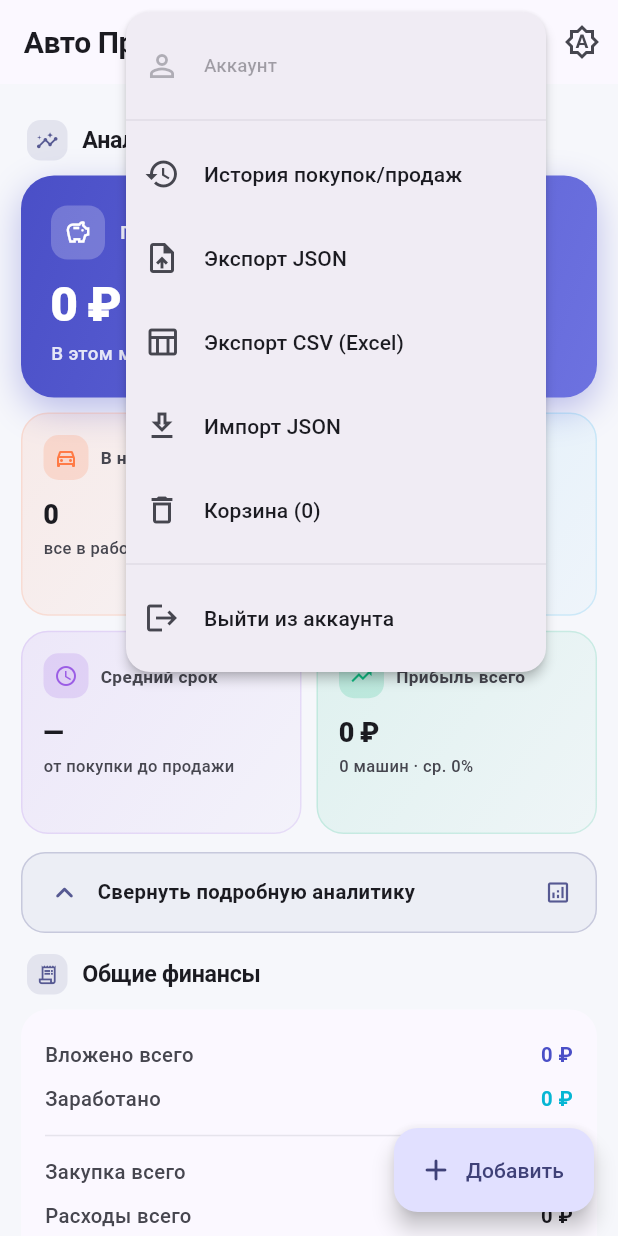
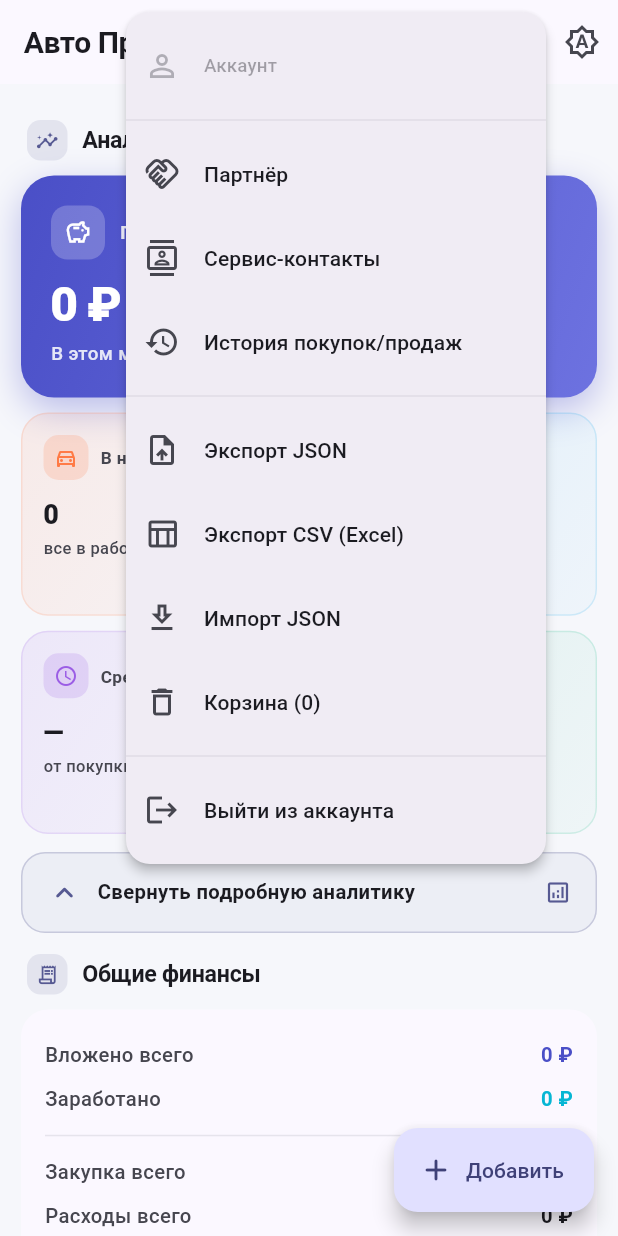
Before and after one commit to opex7474rus-gif/auto-profit, a Flutter app: the screen it shows once a user with an empty profile is signed in, after a tap on "Развернуть подробную аналитику", after a tap on the "more vert" icon, on a phone screen of 412 x 824 dp. Run offline on Flutter 3.47's test engine with Material 3 defaults, Android fonts, the phone set to English and light mode, and no system bars; our stand-ins replace file_picker, image_picker, open_filex, share_plus, shared_preferences, supabase_flutter; accounts and stored records are empty.

Commit message:
Update home_screen.dart

```diff
--- a/lib/home_screen.dart
+++ b/lib/home_screen.dart
@@ -14,9 +14,11 @@ import 'car.dart';
 import 'car_details_screen.dart';
 import 'car_form_screen.dart';
 import 'car_list_tile.dart';
+import 'constants.dart';
 import 'expenses_block.dart';
-import 'constants.dart';
 import 'history_screen.dart';
+import 'partner_screen.dart';
+import 'services_screen.dart';
 import 'storage.dart';
 import 'trash_screen.dart';
 import 'utils.dart';
@@ -231,6 +233,24 @@ class _HomeScreenState extends State<HomeScreen> {
     );
   }
 
+  void openPartner() {
+    Navigator.push(
+      context,
+      MaterialPageRoute(
+        builder: (_) => PartnerScreen(cars: cars),
+      ),
+    );
+  }
+
+  void openServices() {
+    Navigator.push(
+      context,
+      MaterialPageRoute(
+        builder: (_) => const ServicesScreen(),
+      ),
+    );
+  }
+
   Future<void> _logout() async {
     final ok = await showDialog<bool>(
       context: context,
@@ -345,11 +365,13 @@ class _HomeScreenState extends State<HomeScreen> {
             borderRadius: BorderRadius.circular(16),
           ),
           onSelected: (value) {
+            if (value == 'partner') openPartner();
+            if (value == 'services') openServices();
+            if (value == 'history') openHistory();
             if (value == 'export') exportJson();
             if (value == 'csv') exportCsv(cars);
             if (value == 'import') importJson();
             if (value == 'trash') openTrash();
-              if (value == 'history') openHistory();
             if (value == 'logout') _logout();
           },
           itemBuilder: (_) => [
@@ -367,6 +389,22 @@ class _HomeScreenState extends State<HomeScreen> {
             ),
             const PopupMenuDivider(),
             const PopupMenuItem(
+              value: 'partner',
+              child: ListTile(
+                leading: Icon(Icons.handshake_outlined),
+                title: Text('Партнёр'),
+                contentPadding: EdgeInsets.zero,
+              ),
+            ),
+            const PopupMenuItem(
+              value: 'services',
+              child: ListTile(
+                leading: Icon(Icons.contacts_outlined),
+                title: Text('Сервис-контакты'),
+                contentPadding: EdgeInsets.zero,
+              ),
+            ),
+            const PopupMenuItem(
               value: 'history',
               child: ListTile(
                 leading: Icon(Icons.history),
@@ -374,6 +412,7 @@ class _HomeScreenState extends State<HomeScreen> {
                 contentPadding: EdgeInsets.zero,
               ),
             ),
+            const PopupMenuDivider(),
             const PopupMenuItem(
               value: 'export',
               child: ListTile(
@@ -666,7 +705,6 @@ class _HomeScreenState extends State<HomeScreen> {
     ),
   );
 }
-
     Widget _modeTabs(Analytics a) {
     return Container(
       padding: const EdgeInsets.all(4),
```
Lines whose indentation alone changed are shown as unchanged.
